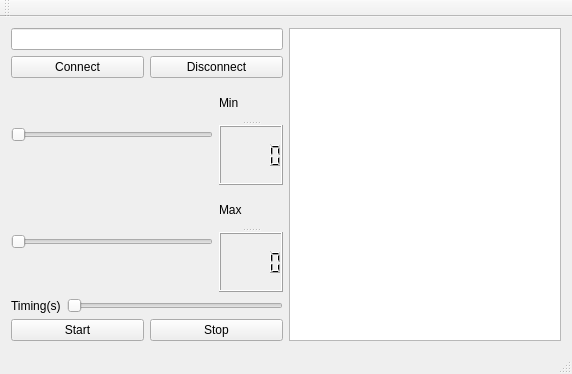
The window that mainwindow.ui (Italoof/Projeto-Servidor) describes before a commit, drawn with Qt 5.
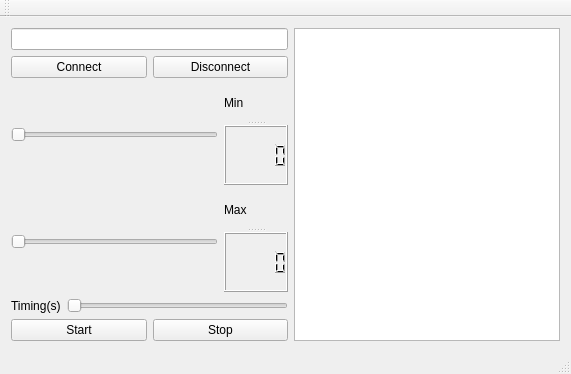
The same window after the commit.

What changed in the file:
```diff
--- a/mainwindow.ui
+++ b/mainwindow.ui
@@ -6,7 +6,7 @@
    <rect>
     <x>0</x>
     <y>0</y>
-    <width>572</width>
+    <width>571</width>
     <height>374</height>
    </rect>
   </property>
@@ -17,8 +17,8 @@
    <property name="autoFillBackground">
     <bool>false</bool>
    </property>
-   <layout class="QHBoxLayout" name="horizontalLayout_6">
-    <item>
+   <layout class="QGridLayout" name="gridLayout">
+    <item row="0" column="0">
      <layout class="QVBoxLayout" name="verticalLayout">
       <item>
        <widget class="QLineEdit" name="lineEdit"/>
@@ -100,6 +100,18 @@
         </item>
         <item>
          <widget class="QSlider" name="horizontalSliderTiming">
+          <property name="minimumSize">
+           <size>
+            <width>221</width>
+            <height>0</height>
+           </size>
+          </property>
+          <property name="minimum">
+           <number>1</number>
+          </property>
+          <property name="maximum">
+           <number>10</number>
+          </property>
           <property name="orientation">
            <enum>Qt::Horizontal</enum>
           </property>
@@ -127,8 +139,8 @@
       </item>
      </layout>
     </item>
-    <item>
-     <widget class="QListWidget" name="listWidget"/>
+    <item row="0" column="1">
+     <widget class="QTextBrowser" name="textBrowser"/>
     </item>
    </layout>
   </widget>
```
Left out of the diff: 2 changed lines with no effect on the pictures.
